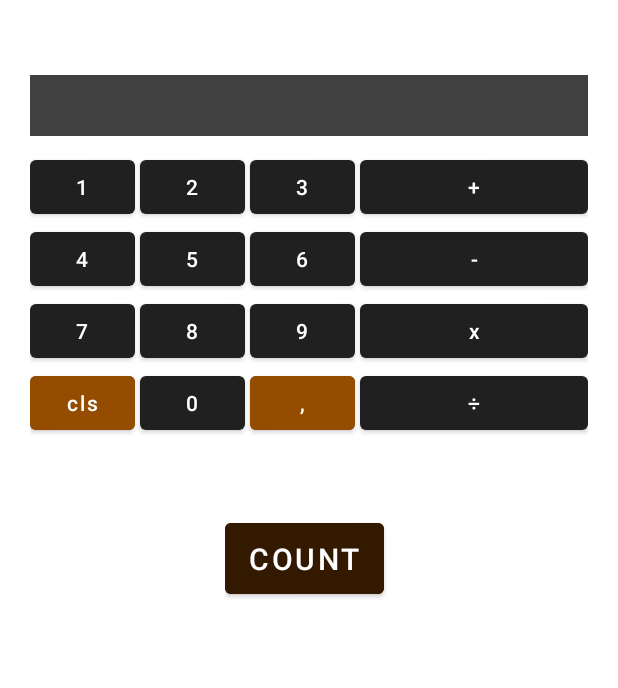
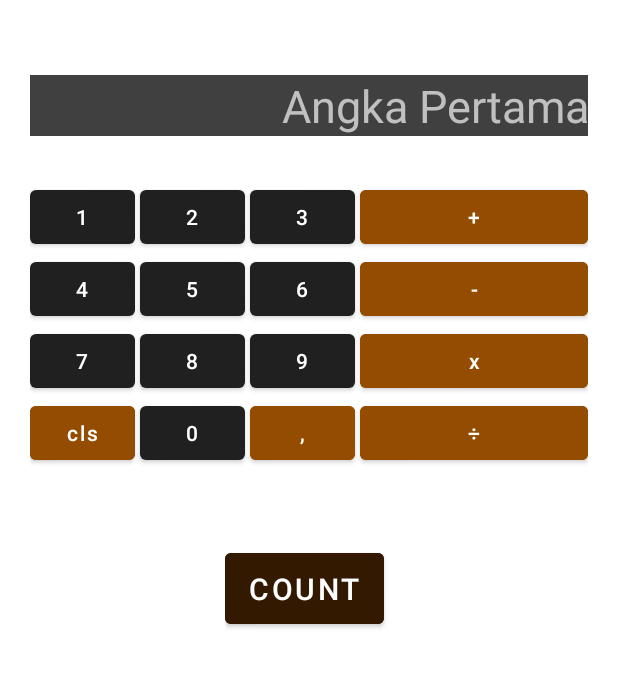
Before and after one commit to AndreeMeilio/Kalkulator-Android-Studio, an Android app: the screen it shows after launch (MainActivity), on a phone screen of 412 x 824 dp, the part 257-945 px from its top. Run offline under Robolectric (Android 15) with nearby library versions, the phone set to English and light mode, and no system bars.

Commit message:
Adding hint into result TextView

```diff
--- a/app/src/main/res/layout/activity_main.xml
+++ b/app/src/main/res/layout/activity_main.xml
@@ -1,5 +1,5 @@
 <?xml version="1.0" encoding="utf-8"?>
-<LinearLayout
+<ScrollView
     xmlns:android="http://schemas.android.com/apk/res/android"
     xmlns:app="http://schemas.android.com/apk/res-auto"
     xmlns:tools="http://schemas.android.com/tools"
@@ -9,6 +9,10 @@
     android:orientation="vertical"
     tools:context=".MainActivity">
 
+    <LinearLayout
+        android:layout_width="match_parent"
+        android:layout_height="match_parent"
+        android:orientation="vertical">
     <TextView
         android:layout_width="match_parent"
         android:layout_height="wrap_content"
@@ -22,12 +26,14 @@
             android:id="@+id/text_hasil"
             android:layout_width="match_parent"
             android:layout_height="wrap_content"
-        android:layout_marginBottom="10dp"
+            android:layout_marginBottom="30dp"
+            android:background="@color/grey"
+            android:gravity="right"
             android:text=""
             android:textColor="@color/white"
-        android:background="@color/grey"
-        android:gravity="right"
-        android:textSize="30sp"/>
+            android:hint="Angka Pertama"
+            android:textColorHint="@color/for_hint"
+            android:textSize="30sp" />
 
     <TableLayout
         android:layout_width="match_parent"
@@ -54,7 +60,8 @@
             <Button
                 style="@style/setting_button.operator"
                 android:id="@+id/operator_addition"
-                android:text="+"/>
+                android:text="+"
+                android:backgroundTint="@color/orange"/>
         </TableRow>
 
         <TableRow>
@@ -76,7 +83,8 @@
             <Button
                 style="@style/setting_button.operator"
                 android:id="@+id/operator_subtraction"
-                android:text="-"/>
+                android:text="-"
+                android:backgroundTint="@color/orange"/>
         </TableRow>
 
         <TableRow>
@@ -99,7 +107,8 @@
                 style="@style/setting_button.operator"
                 android:id="@+id/operator_multiply"
                 android:textAllCaps="false"
-                android:text="x"/>
+                android:text="x"
+                android:backgroundTint="@color/orange"/>
         </TableRow>
 
         <TableRow>
@@ -124,7 +133,8 @@
             <Button
                 style="@style/setting_button.operator"
                 android:id="@+id/operator_divide"
-                android:text="÷"/>
+                android:text="÷"
+                android:backgroundTint="@color/orange"/>
         </TableRow>
     </TableLayout>
 
@@ -145,5 +155,5 @@
              android:backgroundTint="@color/dark_orange"/>
 
      </LinearLayout>
-
     </LinearLayout>
+</ScrollView>
```
Lines whose indentation alone changed are shown as unchanged.
